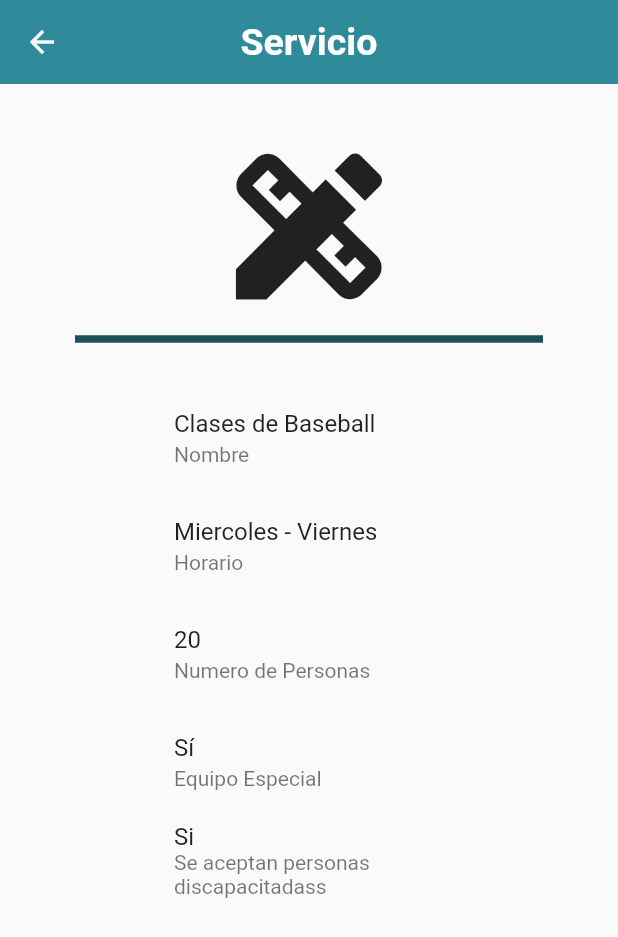
After one commit to Balam2001/ProyectoDart, a Flutter app: the ClubScreen screen opened by its route, after a tap on "Servicio 1", on a phone screen of 412 x 824 dp. The commit adds this screen. Shown: the top 937 px of the screen. Run offline on Flutter 3.47's test engine with Material 2 defaults, Android fonts, the phone set to English and light mode, and no system bars; our stand-ins replace shared_preferences; accounts and stored records are empty; network calls fail.

Commit message:
Ultimas pantallas pt1

```diff
--- a/lib/routes/app_routes.dart
+++ b/lib/routes/app_routes.dart
@@ -4,9 +4,8 @@ import 'package:merceria_fat/models/item_menu.dart';
 
 class AppRoutes{
   static final menuOptions = <ItemMenu>[
-    ItemMenu(label: 'Iniciar sesión', route: 'login', icon: Icons.account_circle, screen: const LoginScreen()),
-    ItemMenu(label: 'Perfil', route: 'perfil', icon: Icons.account_circle_rounded, screen: const PerfilUsuario()),
-    ItemMenu(label: 'Configuración', route: 'configuracion', icon: Icons.settings, screen: const ConfigScreen()),
+    ItemMenu(label: 'Iniciar sesión', route: 'login', icon: Icons.login, screen: const LoginScreen()),
+    ItemMenu(label: 'Perfil', route: 'perfil', icon: Icons.person, screen: const PerfilUsuario()),
   ];
 
   static final navOptions = <ItemMenu>[
@@ -15,7 +14,7 @@ class AppRoutes{
     ItemMenu(label: 'Home', route: 'home', icon: Icons.house, screen: const HomeScreen()),
     ItemMenu(label: 'Torneo', route: 'torneo', icon: Icons.person , screen: const TorneoScreen()),
     ItemMenu(label: 'Filtros', route: 'filtros', icon: Icons.filter, screen: const FiltrosScreen()),
-
+    ItemMenu(label: 'Servicio', route: 'servicio', icon: Icons.abc, screen: const ServicioScreen()),
   ];
 
   static final countMenuOptions = menuOptions.length;
--- a/lib/screens/club_screen.dart
+++ b/lib/screens/club_screen.dart
@@ -13,25 +13,7 @@ class ClubScreen extends StatelessWidget {
       ),
       body: ListView(
         children: <Widget>[
-          const SizedBox(height:50),
-          Container(
-            decoration: BoxDecoration(
-              color: const Color(0xFF3BAEBF),
-              borderRadius: BorderRadius.circular(20)
-            ),
-            margin: const EdgeInsets.only(left: 100, right: 100),
-            child: const SizedBox(
-              width: 100,
-              child: Text(
-                'Yankees NY',
-                textAlign: TextAlign.center,
-                style: TextStyle(
-                  fontSize : 30,
-                  fontWeight: FontWeight.bold
-                ),
-                ),
-            ),
-          ),
+          const SizedBox(height:30),
           const SizedBox(height:20),
           Image.network(
           'https://cdn.freebiesupply.com/images/large/2x/new-york-yankees-ny-logo.png',
@@ -40,15 +22,139 @@ class ClubScreen extends StatelessWidget {
           alignment: Alignment.center,
           ),
           const SizedBox(height:20, width: 20,),
+          const SizedBox(height:20),
+          Text('Detalles',
+          textAlign: TextAlign.center,
+          style: TextStyle(
+            fontSize: 20,
+            fontWeight: FontWeight.bold,
+
+          ),
+          ),
+          Divider(
+            height: 20,
+            thickness: 5,
+            indent: 50,
+            endIndent: 50,
+            color: AppTheme.secundaryColor,
+          ),
           Container(
-            margin: const EdgeInsets.only(left: 80, right: 80),
-            height: 5.0,
-            decoration: BoxDecoration(
-              color: AppTheme.primaryColor
+            padding: EdgeInsets.only(left: 50, right: 50),
+            child: Column(
+              children: [
+                ListTile(
+                  title: Text(
+                    'NY Yankees',
+                    style: TextStyle(
+                      fontWeight: FontWeight.bold
+                    ),
+                  ),
+                  subtitle: Text(
+                    'Nombre'),
+                ),
+                ListTile(
+                  title: Text(
+                    'Calle 50 Morelos',
+                    style: TextStyle(
+                      fontWeight: FontWeight.bold
+                    ),
+                  ),
+                  subtitle: Text(
+                    'Dirección'),
+                ),
+                ListTile(
+                  title: Text(
+                    '9991144859',
+                    style: TextStyle(
+                      fontWeight: FontWeight.bold
+                    ),
+                  ),
+                  subtitle: Text(
+                    'Teléfono'),
+                ),
+                ListTile(
+                  title: Text(
+                    'Lunes - Viernes',
+                    style: TextStyle(
+                      fontWeight: FontWeight.bold
+                    ),
+                  ),
+                  subtitle: Text(
+                    'Horario'),
+                ),
+              ],
             ),
-            child: const Text(''),
+          ),
+          const SizedBox(height:40),
+          Text(
+            'Servicios',
+            textAlign: TextAlign.center,
+            style: TextStyle(
+              fontSize: 20,
+              fontWeight: FontWeight.bold,
             ),
+            ),
+            Divider(
+            height: 20,
+            thickness: 5,
+            indent: 50,
+            endIndent: 50,
+            color: AppTheme.secundaryColor,
+          ),
+          Container(
+            padding: EdgeInsets.only(left: 50, right: 50),
+            child: Column(
+              children: [
+                ListTile(
+                  title: Text(
+                    'Servicio 1',
+                    style: TextStyle(
+                      fontWeight: FontWeight.bold),
+                    ),
+                  leading: Image.asset('assets/images/404.png'),
+                  onTap: (){
+                    Navigator.pushNamed(context, 'servicio');
+                  },
+                  )
+              ],
+            ),
+          ),
 
+          const SizedBox(height:40),
+          Text(
+            'Torneos',
+            textAlign: TextAlign.center,
+            style: TextStyle(
+              fontSize: 20,
+              fontWeight: FontWeight.bold,
+            ),
+            ),
+            Divider(
+            height: 20,
+            thickness: 5,
+            indent: 50,
+            endIndent: 50,
+            color: AppTheme.secundaryColor,
+          ),
+          Container(
+            padding: EdgeInsets.only(left: 50, right: 50),
+            child: Column(
+              children: [
+                ListTile(
+                  title: Text(
+                    'Torneo 1',
+                    style: TextStyle(
+                      fontWeight: FontWeight.bold),
+                    ),
+                  leading: Image.asset('assets/images/trofeo.png'),
+                  onTap: (){
+                    Navigator.pushNamed(context, 'torneo');
+                  },
+                  )
+              ],
+            ),
+          ),
+          const SizedBox(height:40),
 
         ],
       ),
--- a/lib/screens/clubes_screen.dart
+++ b/lib/screens/clubes_screen.dart
@@ -14,7 +14,7 @@ class _ClubesScreenState extends State<ClubesScreen> {
   Widget build(BuildContext context) {
     return Scaffold(
       appBar: AppBar(
-        title: const Text('Clubes'),
+        title: const Text('Lista clubes'),
         centerTitle: true,
         titleTextStyle: const TextStyle(
           fontWeight: FontWeight.bold,
@@ -31,6 +31,7 @@ class _ClubesScreenState extends State<ClubesScreen> {
       ),
       body: ListView(
         children: <Widget>[
+          const SizedBox(height: 20,),
           Container(
               padding: const EdgeInsets.symmetric(vertical: 10, horizontal: 50),
               child: ListTile(
--- a/lib/screens/config_screen.dart
+++ /dev/null
@@ -1,20 +0,0 @@
-import 'package:flutter/material.dart';
-class ConfigScreen extends StatefulWidget {
-  const ConfigScreen({Key? key}) : super(key: key);
-
-  @override
-  State<ConfigScreen> createState() => _ConfigScreenState();
-}
-
-class _ConfigScreenState extends State<ConfigScreen> {
-  @override
-  Widget build(BuildContext context) {
-          return Scaffold(
-      appBar: AppBar(
-        title: const Text('Configuración'),
-        centerTitle: true,
-      ),
-    );
-
-  }
-}
--- a/lib/screens/screens.dart
+++ b/lib/screens/screens.dart
@@ -1,11 +1,10 @@
 export 'package:merceria_fat/screens/torneos_screen.dart';
-export 'package:merceria_fat/screens/servicios_screen.dart';
 export 'package:merceria_fat/screens/login_screen.dart';
 export 'package:merceria_fat/screens/home_screen.dart';
 export 'package:merceria_fat/screens/clubes_screen.dart';
 export 'package:merceria_fat/screens/registro_screen.dart';
-export 'package:merceria_fat/screens/config_screen.dart';
 export 'package:merceria_fat/screens/club_screen.dart';
 export 'package:merceria_fat/screens/perfilusua_screen.dart';
 export 'package:merceria_fat/screens/torneo_screen.dart';
 export 'package:merceria_fat/screens/filtros_screen.dart';
+export 'package:merceria_fat/screens/servicio_screen.dart';
--- /dev/null
+++ b/lib/screens/servicio_screen.dart
@@ -0,0 +1,63 @@
+import 'package:flutter/material.dart';
+import '../themes/app_theme.dart';
+
+class ServicioScreen extends StatelessWidget {
+  const ServicioScreen({Key? key}) : super(key: key);
+
+  @override
+  Widget build(BuildContext context) {
+    return  Scaffold(
+      appBar: AppBar(
+        title: const Text('Servicio'),
+        centerTitle: true,
+        titleTextStyle: const TextStyle(
+          fontWeight: FontWeight.bold,
+          fontSize: 25.0
+
+        ),
+      ),
+      body: ListView(
+        children: [
+          const SizedBox(height: 30,),
+          Icon(Icons.design_services,
+          size: 130,),
+          Divider(
+            height: 20,
+            thickness: 5,
+            indent: 50,
+            endIndent: 50,
+            color: AppTheme.secundaryColor,
+          ),
+          const SizedBox(height: 20,),
+          Container(
+            padding: EdgeInsets.only(right: 100, left: 100),
+            child: Column(
+              children: [
+                ListTile(
+                  title: Text('Clases de Baseball'),
+                  subtitle: Text('Nombre'),
+                ),
+                ListTile(
+                  title: Text('Miercoles - Viernes'),
+                  subtitle: Text('Horario'),
+                ),
+                ListTile(
+                  title: Text('20'),
+                  subtitle: Text('Numero de Personas'),
+                ),
+                ListTile(
+                  title: Text('Sí'),
+                  subtitle: Text('Equipo Especial'),
+                ),
+                ListTile(
+                  title: Text('Si'),
+                  subtitle: Text('Se aceptan personas discapacitadass'),
+                ),
+              ],
+            ),
+          )
+        ],
+      ),
+    );
+  }
+}
--- a/lib/screens/servicios_screen.dart
+++ /dev/null
@@ -1,18 +0,0 @@
-import 'package:flutter/material.dart';
-
-class ButtonScreen extends StatelessWidget {
-  const ButtonScreen({Key? key}) : super(key: key);
-
-  @override
-  Widget build(BuildContext context) {
-    return  Scaffold(
-      appBar: AppBar(
-        title: const Text('ButtonScreen'),
-        titleTextStyle: const TextStyle(
-          fontWeight: FontWeight.bold,
-          fontSize: 25.0
-        ),
-      ),
-    );
-  }
-}
--- a/lib/screens/torneo_screen.dart
+++ b/lib/screens/torneo_screen.dart
@@ -7,9 +7,21 @@ class TorneoScreen extends StatelessWidget {
   Widget build(BuildContext context) {
     return Scaffold(
       appBar: AppBar(
-        title: const Text('Torneo'),
+        title: const Text('Torneo',
+        style: TextStyle(
+          fontWeight: FontWeight.bold,
+          fontSize: 25,
+        ),),
         centerTitle: true,
       ),
+      body: ListView(
+        children: [
+          ElevatedButton(
+            onPressed: (){},
+            child: Text('Suscribirse')),
+            style:
+        ],
+      )
     );
   }
 }
```
